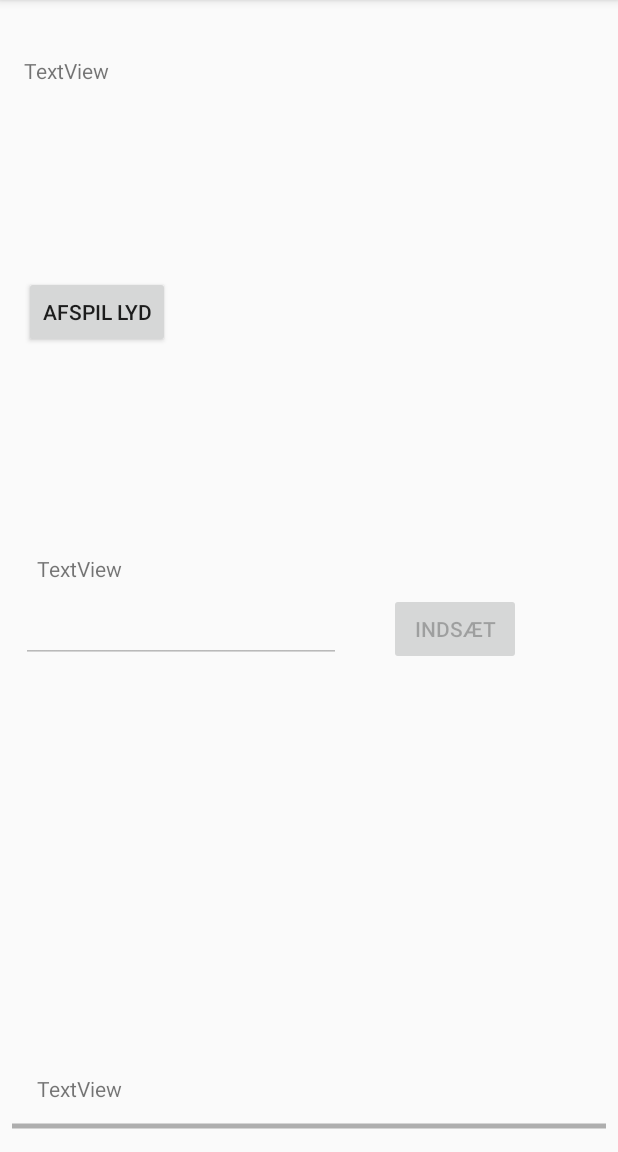
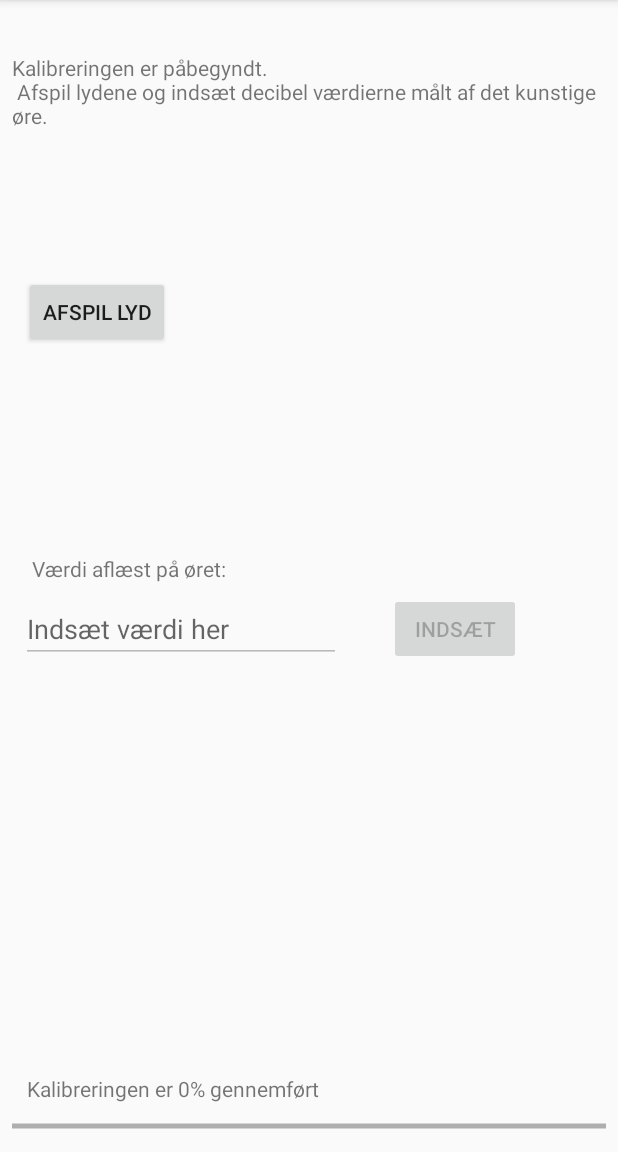
Before and after one commit to ChrisDaBang/CE.BachelorProject, an Android app: the CalibrateActivity screen opened directly, with no data from a screen before it, on a phone screen of 412 x 824 dp, the part 84-1236 px from its top. Run offline under Robolectric (Android 15) with nearby library versions, the phone set to English and light mode, and no system bars.

Commit message:
Calibration functionality fixup.
Calibration process made to be quicker.
Different volumes cut away, now always max.
GUI given full content for final implementation.

Still needs work on being saved to database, through a DAO.

```diff
--- a/app/src/main/java/student/sdu/hearingscreening/calibration/CalibrationProcessor.java
+++ b/app/src/main/java/student/sdu/hearingscreening/calibration/CalibrationProcessor.java
@@ -12,16 +12,9 @@ import student.sdu.hearingscreening.R;
 public class CalibrationProcessor
 {
     private int calibrationFreqNo;
-    private float calibrationVolume;
     private boolean calibrationOver;
     private int[] files;
-    private Map<Float, Map<Integer, Integer>> getFreqMapAtVolume;
-
-    // Maps holding the DB value gotten from playing the different frequencies at different volumes.
     private Map<Integer, Integer> frequencyAtMax;
-    private Map<Integer, Integer> frequencyAtSeventyFive;
-    private Map<Integer, Integer> frequencyAtFifty;
-    private Map<Integer, Integer> frequencyAtTwentyFive;
 
     /**
      *
@@ -29,10 +22,8 @@ public class CalibrationProcessor
     public CalibrationProcessor()
     {
         calibrationFreqNo = 0;
-        calibrationVolume = initialCalibrationSettings();
+        frequencyAtMax = new HashMap<>();
         calibrationOver = false;
-        setupFrequencyMaps();
-        initFreqAtVolumeGetter();
         setupTracks();
     }
 
@@ -41,40 +32,19 @@ public class CalibrationProcessor
      * @param db
      * @return
      */
-    public float calibrate(int db)
+    public void calibrate(int db)
     {
-        getFreqMapAtVolume.get(calibrationVolume).put(calibrationFreqNo, db);
+        frequencyAtMax.put(calibrationFreqNo, db);
 
-        if (calibrationVolume == 0.25f)
+        if (calibrationFreqNo == 7)
         {
-            if (calibrationFreqNo == 7)
-            {
-                calibrationOver = true;
-                soutMapData();
-            }
-            calibrationFreqNo++;
-            calibrationVolume = 1f;
-        }
-        else if (calibrationVolume == 0.50f)
-        {
-            calibrationVolume = 0.25f;
-        }
-        else if (calibrationVolume == 0.75f)
-        {
-            calibrationVolume = 0.50f;
-        }
-        else if (calibrationVolume == 1f)
-        {
-            calibrationVolume = 0.75f;
+            calibrationOver = true;
+            soutMapData();
         }
         else
         {
-            //If we get here, then something went wrong in the code.
-            System.out.println("Du har lavet en fejl");
+            calibrationFreqNo++;
         }
-
-
-        return calibrationVolume;
     }
 
     /**
@@ -86,23 +56,10 @@ public class CalibrationProcessor
         return 1f;
     }
 
-
     public Boolean isCalibrationDone()
     {
         return calibrationOver;
     }
-
-    /**
-     *
-     */
-    private void setupFrequencyMaps()
-    {
-        frequencyAtMax = new HashMap<>();
-        frequencyAtSeventyFive = new HashMap<>();
-        frequencyAtFifty = new HashMap<>();
-        frequencyAtTwentyFive = new HashMap<>();
-    }
-
 
     /**
      * Instantiates the files[] array with the sound resources.
@@ -125,24 +82,10 @@ public class CalibrationProcessor
         return files[calibrationFreqNo];
     }
 
-    private void initFreqAtVolumeGetter()
-    {
-        getFreqMapAtVolume = new HashMap<>();
-        getFreqMapAtVolume.put(1f, frequencyAtMax);
-        getFreqMapAtVolume.put(0.75f, frequencyAtSeventyFive);
-        getFreqMapAtVolume.put(0.5f, frequencyAtFifty);
-        getFreqMapAtVolume.put(0.25f, frequencyAtTwentyFive);
-    }
-
+    //For quick testing
     private void soutMapData()
     {
-        System.out.println("AtMax:\n");
+        System.out.println("Calibration data:\n");
         System.out.println(frequencyAtMax);
-        System.out.println("At75:\n");
-        System.out.println(frequencyAtSeventyFive);
-        System.out.println("At50:\n");
-        System.out.println(frequencyAtFifty);
-        System.out.println("At25:\n");
-        System.out.println(frequencyAtTwentyFive);
     }
 }
--- a/app/src/main/res/layout/activity_calibrate.xml
+++ b/app/src/main/res/layout/activity_calibrate.xml
@@ -8,25 +8,25 @@
 
     <TextView
         android:id="@+id/tv_calibrate_top"
-        android:layout_width="wrap_content"
+        android:layout_width="match_parent"
         android:layout_height="wrap_content"
-        android:text="TextView"
+        android:layout_marginBottom="8dp"
+        android:layout_marginEnd="7dp"
+        android:layout_marginLeft="8dp"
+        android:layout_marginRight="7dp"
+        android:layout_marginStart="8dp"
+        android:text="@string/calibrate_tv_top"
+        app:layout_constraintBottom_toBottomOf="parent"
+        app:layout_constraintHorizontal_bias="0.023"
+        app:layout_constraintLeft_toLeftOf="parent"
+        app:layout_constraintRight_toRightOf="parent"
         app:layout_constraintTop_toTopOf="parent"
-        android:layout_marginRight="7dp"
-        app:layout_constraintRight_toRightOf="parent"
-        android:layout_marginLeft="8dp"
-        app:layout_constraintLeft_toLeftOf="parent"
-        app:layout_constraintHorizontal_bias="0.023"
-        app:layout_constraintBottom_toBottomOf="parent"
-        android:layout_marginBottom="8dp"
-        app:layout_constraintVertical_bias="0.05"
-        android:layout_marginStart="8dp"
-        android:layout_marginEnd="7dp" />
+        app:layout_constraintVertical_bias="0.05" />
 
     <ProgressBar
         android:id="@+id/pb_calibrate"
         style="@android:style/Widget.Holo.Light.ProgressBar.Horizontal"
-        android:layout_width="match_parent"
+        android:layout_width="0dp"
         android:layout_height="wrap_content"
         android:layout_marginBottom="9dp"
         android:layout_marginEnd="8dp"
@@ -41,19 +41,19 @@
         android:id="@+id/tv_calibrate_progress_bar_info"
         android:layout_width="wrap_content"
         android:layout_height="wrap_content"
-        android:text="TextView"
         android:layout_marginBottom="7dp"
+        android:layout_marginEnd="8dp"
+        android:layout_marginLeft="8dp"
+        android:layout_marginRight="8dp"
+        android:layout_marginStart="8dp"
+        android:layout_marginTop="8dp"
+        android:text="@string/calibrate_tv_progressbar_info"
         app:layout_constraintBottom_toTopOf="@+id/pb_calibrate"
-        android:layout_marginTop="8dp"
+        app:layout_constraintHorizontal_bias="0.05"
+        app:layout_constraintLeft_toLeftOf="parent"
+        app:layout_constraintRight_toRightOf="parent"
         app:layout_constraintTop_toBottomOf="@+id/et_calibrate_number_input"
-        android:layout_marginRight="8dp"
-        app:layout_constraintRight_toRightOf="parent"
-        android:layout_marginLeft="8dp"
-        app:layout_constraintLeft_toLeftOf="parent"
-        app:layout_constraintHorizontal_bias="0.05"
-        app:layout_constraintVertical_bias="1.0"
-        android:layout_marginStart="8dp"
-        android:layout_marginEnd="8dp" />
+        app:layout_constraintVertical_bias="1.0" />
 
     <Button
         android:id="@+id/btn_calibrate_playsound"
@@ -79,6 +79,7 @@
         android:layout_height="wrap_content"
         android:ems="10"
         android:inputType="number"
+        android:hint="Indsæt værdi her"
         android:layout_marginLeft="8dp"
         app:layout_constraintLeft_toLeftOf="parent"
         app:layout_constraintHorizontal_bias="0.05"
@@ -96,19 +97,19 @@
         android:id="@+id/tv_calibrate_input"
         android:layout_width="wrap_content"
         android:layout_height="wrap_content"
-        android:text="TextView"
         android:layout_marginBottom="8dp"
+        android:layout_marginEnd="8dp"
+        android:layout_marginLeft="8dp"
+        android:layout_marginRight="8dp"
+        android:layout_marginStart="8dp"
+        android:layout_marginTop="8dp"
+        android:text="@string/calibrate_tv_input"
         app:layout_constraintBottom_toTopOf="@+id/et_calibrate_number_input"
-        android:layout_marginLeft="8dp"
+        app:layout_constraintHorizontal_bias="0.05"
         app:layout_constraintLeft_toLeftOf="parent"
-        android:layout_marginRight="8dp"
         app:layout_constraintRight_toRightOf="parent"
-        android:layout_marginTop="8dp"
         app:layout_constraintTop_toBottomOf="@+id/btn_calibrate_playsound"
-        app:layout_constraintVertical_bias="1.0"
-        app:layout_constraintHorizontal_bias="0.05"
-        android:layout_marginStart="8dp"
-        android:layout_marginEnd="8dp" />
+        app:layout_constraintVertical_bias="1.0" />
 
     <Button
         android:id="@+id/btn_calibrate_enter"
--- a/app/src/main/res/values/strings.xml
+++ b/app/src/main/res/values/strings.xml
@@ -49,8 +49,9 @@
     <!-- CalibrateActivity -->
     <string name="calibrate_btn_playsound">Afspil Lyd</string>
     <string name="calibrate_btn_enter">Enter</string>
-    <string name="calibrate_tv_top"></string>
-    <string name="calibrate_tv_input"></string>
-    <string name="calibrate_tv_progressbar_info"></string>
+    <string name="calibrate_tv_top">Kalibreringen er påbegyndt.\n
+    Afspil lydene og indsæt decibel værdierne målt af det kunstige øre.</string>
+    <string name="calibrate_tv_input">Værdi aflæst på øret:</string>
+    <string name="calibrate_tv_progressbar_info">Kalibreringen er 0% gennemført</string>
 
 </resources>
```
Also changed, not shown: app/src/main/java/student/sdu/hearingscreening/activities/CalibrateActivity.java (+30 -15 lines).
